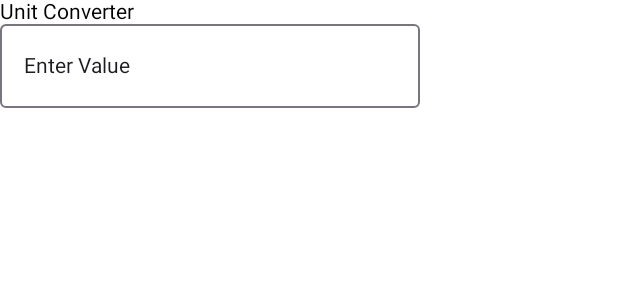
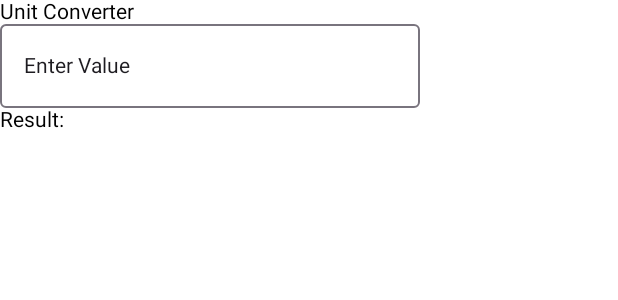
Before and after one commit to SarEnderTarkanson/KotlinMasterclass, an Android app built with Jetpack Compose: the @Preview function UnitConverterPreview, on a phone screen of 412 x 824 dp. Shown: the top 300 px of the screen. Run offline under Robolectric (Android 15) with nearby library versions, the phone set to English and light mode, and no system bars.

Commit message:
Added a text element to observe the change in the preview

```diff
--- a/UnitConverter/app/src/main/java/com/example/unitconverter/MainActivity.kt
+++ b/UnitConverter/app/src/main/java/com/example/unitconverter/MainActivity.kt
@@ -45,6 +45,8 @@ fun UnitConverter(modifier: Modifier = Modifier) {
         Row {
 
         }
+
+        Text("Result: ")
     }
 }
 
```
